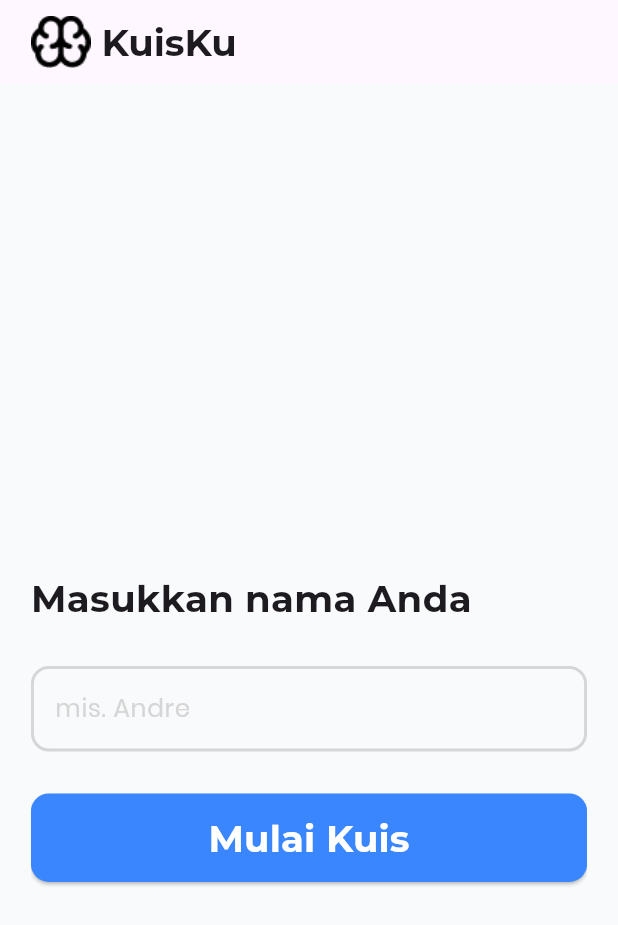
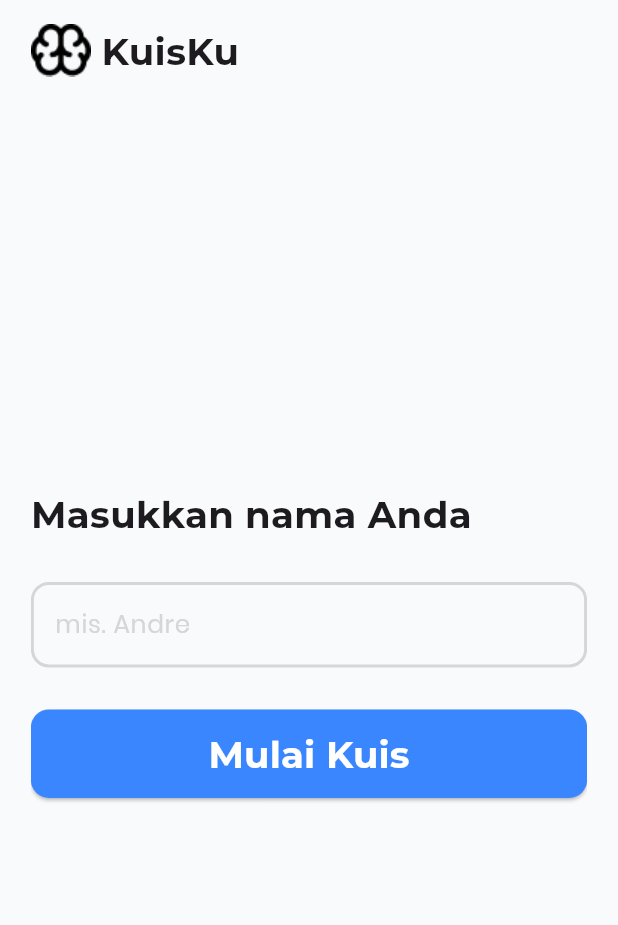
Before and after one commit to Andre-231401040/kuisku, a Flutter app: the screen it shows after launch, on a phone screen of 412 x 824 dp. Shown: the top 925 px of the screen. Run offline on Flutter 3.47's test engine with Material 3 defaults, Android fonts, the light colour scheme and no system bars; our stand-ins replace go_router.

Commit message:
refactor: increase layout responsiveness

```diff
--- a/lib/screens/name_input_screen.dart
+++ b/lib/screens/name_input_screen.dart
@@ -19,26 +19,6 @@ class NameInputScreen extends StatelessWidget {
         : screenHeight * 0.04;
 
     return RootScaffold(
-      titleWidget: Row(
-        children: [
-          Row(
-            children: [
-              Image.asset('assets/images/brain.png'),
-
-              SizedBox(width: 7.0),
-
-              Text(
-                'KuisKu',
-                style: TextStyle(
-                  fontFamily: 'Montserrat',
-                  fontSize: heading3,
-                  fontWeight: FontWeight.w700,
-                ),
-              ),
-            ],
-          ),
-        ],
-      ),
       body: SingleChildScrollView(
         scrollDirection: Axis.vertical,
         child: SizedBox(
@@ -113,6 +93,7 @@ class NameInputScreen extends StatelessWidget {
       ),
       screenWidth: screenWidth,
       screenHeight: screenHeight,
+      orientation: orientation,
     );
   }
 }
--- a/lib/widgets/custom_app_bar.dart
+++ b/lib/widgets/custom_app_bar.dart
@@ -2,12 +2,16 @@ import 'package:flutter/material.dart';
 
 class CustomAppBar extends StatelessWidget implements PreferredSizeWidget {
   final List<Widget>? actions;
-  final double horizontalPadding;
+  final double screenWidth;
+  final double screenHeight;
+  final Orientation orientation;
 
   const CustomAppBar({
     super.key,
     this.actions,
-    required this.horizontalPadding,
+    required this.screenWidth,
+    required this.screenHeight,
+    required this.orientation,
   });
 
   @override
@@ -15,12 +19,18 @@ class CustomAppBar extends StatelessWidget implements PreferredSizeWidget {
 
   @override
   Widget build(BuildContext context) {
+    final horizontalPadding = screenWidth * 0.05;
+
+    final double heading3 = orientation == Orientation.portrait
+        ? screenWidth * 0.06
+        : screenHeight * 0.06;
+
     return Container(
       padding: EdgeInsets.symmetric(
         horizontal: horizontalPadding,
         vertical: 16,
       ),
-      color: Colors.red,
+      color: Colors.transparent,
       child: SafeArea(
         child: Row(
           mainAxisAlignment: MainAxisAlignment.spaceBetween,
@@ -35,7 +45,7 @@ class CustomAppBar extends StatelessWidget implements PreferredSizeWidget {
                   'KuisKu',
                   style: TextStyle(
                     fontFamily: 'Montserrat',
-                    fontSize: 24, // ganti heading3 dengan angka
+                    fontSize: heading3,
                     fontWeight: FontWeight.w700,
                   ),
                 ),
--- a/lib/widgets/root_scaffold.dart
+++ b/lib/widgets/root_scaffold.dart
@@ -1,37 +1,44 @@
 import 'package:flutter/material.dart';
+import 'package:kuisku/widgets/custom_app_bar.dart';
 
 class RootScaffold extends StatelessWidget {
-  final Widget? titleWidget;
+  final List<Widget>? actions;
   final Widget body;
   final double screenWidth;
   final double screenHeight;
+  final Orientation orientation;
 
   const RootScaffold({
     super.key,
-    this.titleWidget,
+    this.actions,
     required this.body,
     required this.screenWidth,
     required this.screenHeight,
+    required this.orientation,
   });
 
   @override
   Widget build(BuildContext context) {
     final horizontalPadding = screenWidth * 0.05;
-    final verticalPadding = screenHeight * 0.02;
+    final verticalPadding = orientation == Orientation.portrait
+        ? screenHeight * 0.02
+        : screenHeight * 0.085;
 
     return Scaffold(
+      extendBodyBehindAppBar: true,
       backgroundColor: Color(0xFFF9FAFB),
-      appBar: AppBar(
-        titleSpacing: 0,
-        title: Padding(
-          padding: EdgeInsets.symmetric(horizontal: horizontalPadding),
-          child: titleWidget,
-        ),
+      appBar: CustomAppBar(
+        actions: actions,
+        screenWidth: screenWidth,
+        screenHeight: screenHeight,
+        orientation: orientation,
       ),
       body: Padding(
-        padding: EdgeInsets.symmetric(
-          horizontal: horizontalPadding,
-          vertical: verticalPadding,
+        padding: EdgeInsets.only(
+          left: horizontalPadding,
+          right: horizontalPadding,
+          top: verticalPadding,
+          bottom: 0,
         ),
         child: body,
       ),
```
